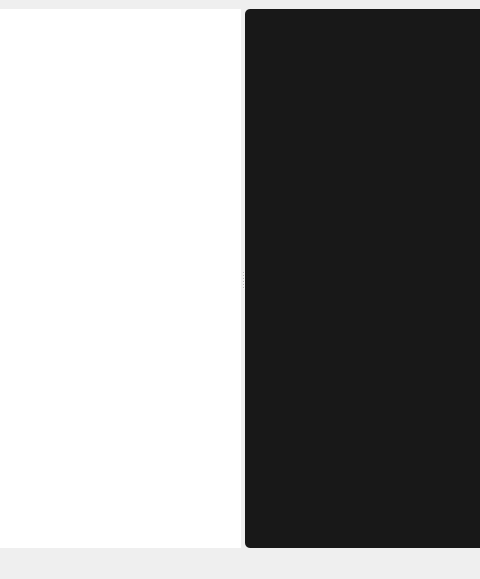
Qt form FileEditor/mainwindow.ui (imitatehappiness/QtFileEditor) before a commit; both pictures show x 167 to 647 and y 0 to 579 of the 1019 by 579 pixel window.
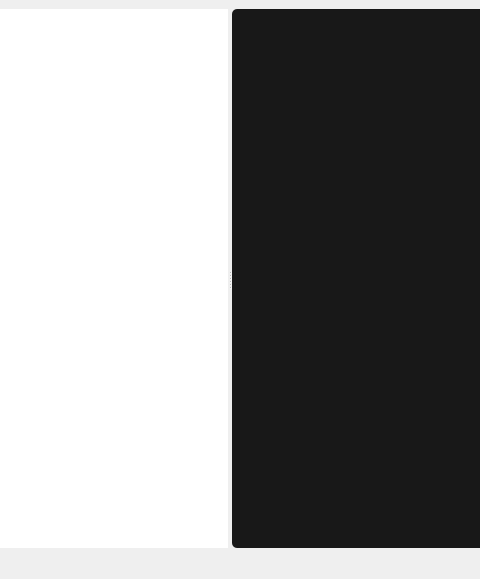
The same form after that commit. Icons and pictures are not drawn.

```diff
--- a/FileEditor/mainwindow.ui
+++ b/FileEditor/mainwindow.ui
@@ -380,7 +380,7 @@
       <widget class="QFrame" name="frame_editor">
        <property name="minimumSize">
         <size>
-         <width>350</width>
+         <width>370</width>
          <height>0</height>
         </size>
        </property>
```
